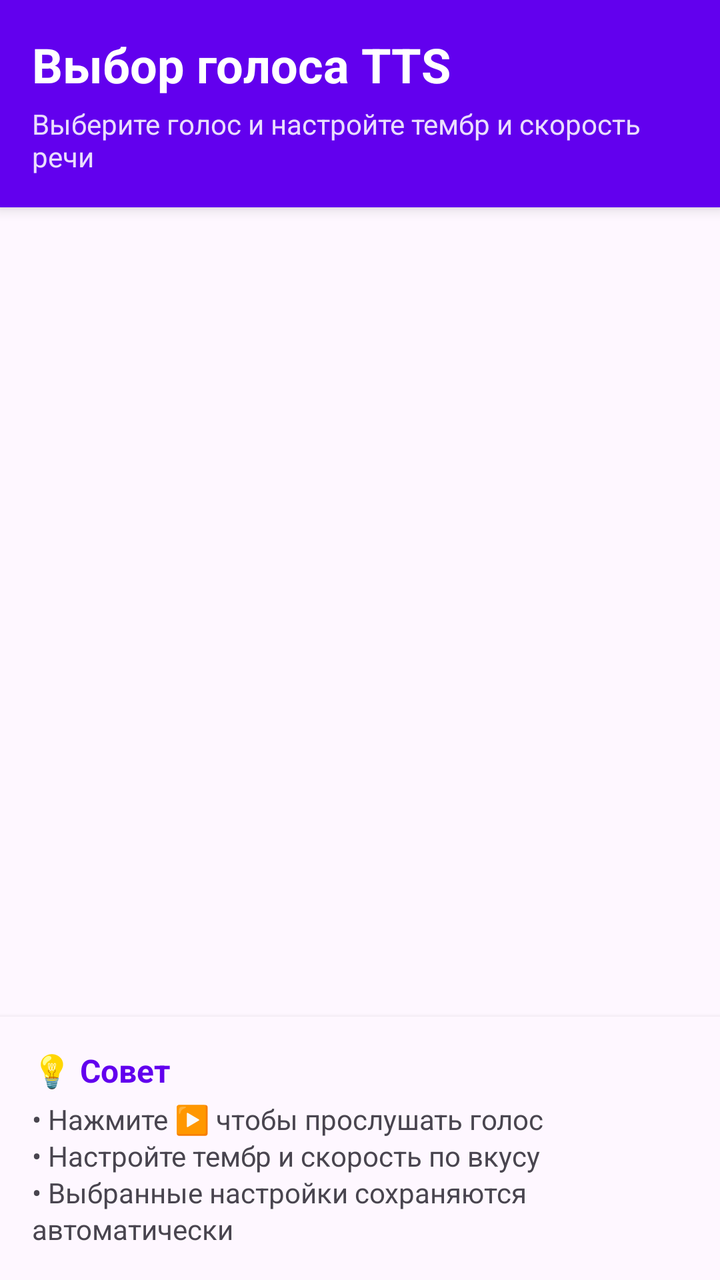
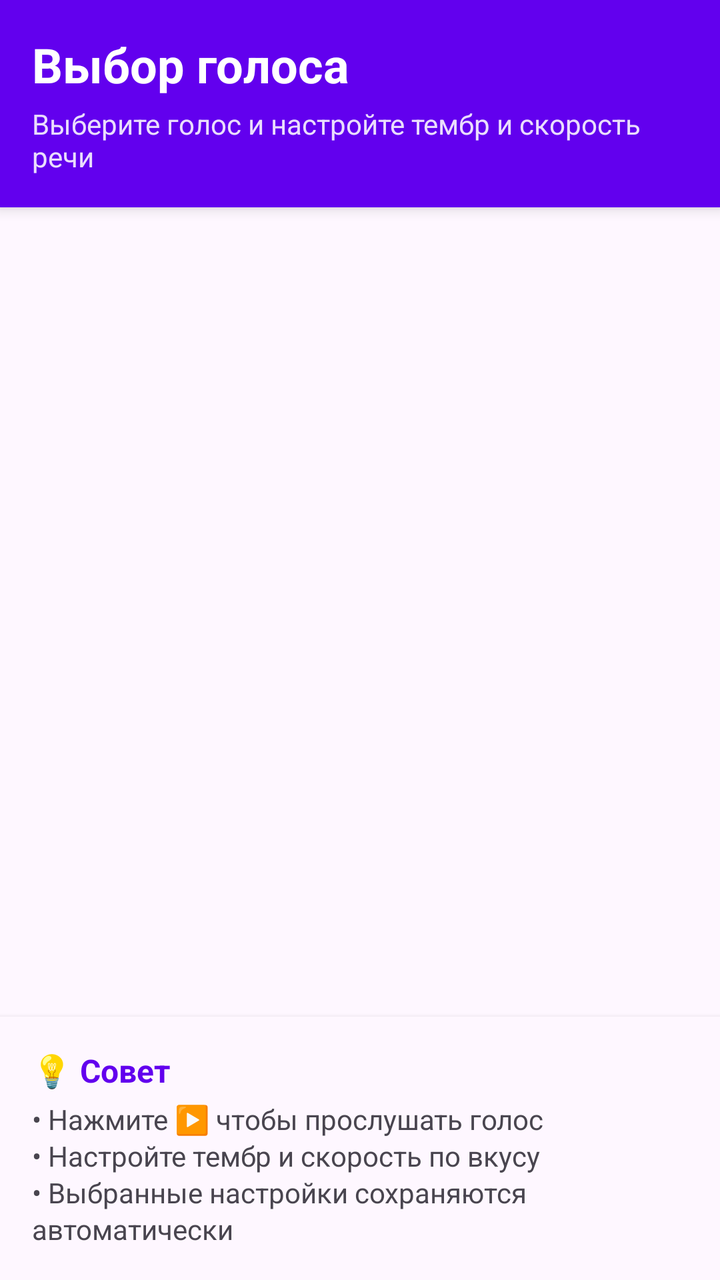

Compare the two renders of this Android layout. The source of the first and the diff that turns it into the second are given below.
<!-- AndroidManifest.xml: application theme Theme.TelegramNewsReader -->
<!-- res/layout/activity_voice_selection.xml -->
<?xml version="1.0" encoding="utf-8"?>
<LinearLayout xmlns:android="http://schemas.android.com/apk/res/android"
    android:id="@+id/main"
    android:layout_width="match_parent"
    android:layout_height="match_parent"
    android:orientation="vertical"
    android:background="?android:attr/colorBackground">

    
    <LinearLayout
        android:layout_width="match_parent"
        android:layout_height="wrap_content"
        android:orientation="vertical"
        android:padding="16dp"
        android:background="?attr/colorPrimary"
        android:elevation="4dp">

        <TextView
            android:layout_width="wrap_content"
            android:layout_height="wrap_content"
            android:text="Выбор голоса TTS"
            android:textSize="24sp"
            android:textStyle="bold"
            android:textColor="?attr/colorOnPrimary" />

        <TextView
            android:layout_width="wrap_content"
            android:layout_height="wrap_content"
            android:text="Выберите голос и настройте тембр и скорость речи"
            android:textSize="14sp"
            android:textColor="?attr/colorOnPrimary"
            android:layout_marginTop="4dp"
            android:alpha="0.87" />
    </LinearLayout>

    
    <androidx.recyclerview.widget.RecyclerView
        android:id="@+id/recyclerVoices"
        android:layout_width="match_parent"
        android:layout_height="0dp"
        android:layout_weight="1"
        android:scrollbars="vertical"
        android:clipToPadding="false"
        android:paddingTop="8dp"
        android:paddingBottom="8dp" />

    
    <LinearLayout
        android:layout_width="match_parent"
        android:layout_height="wrap_content"
        android:orientation="vertical"
        android:padding="16dp"
        android:background="?attr/colorSurface"
        android:elevation="4dp">

        <TextView
            android:layout_width="wrap_content"
            android:layout_height="wrap_content"
            android:text="💡 Совет"
            android:textStyle="bold"
            android:textColor="?attr/colorPrimary"
            android:textSize="16sp" />

        <TextView
            android:layout_width="wrap_content"
            android:layout_height="wrap_content"
            android:text="• Нажмите ▶️ чтобы прослушать голос\n• Настройте тембр и скорость по вкусу\n• Выбранные настройки сохраняются автоматически"
            android:textSize="14sp"
            android:textColor="?android:attr/textColorSecondary"
            android:layout_marginTop="4dp"
            android:lineSpacingExtra="2dp" />
    </LinearLayout>
</LinearLayout>
<!-- resources referenced by this layout -->
<resources>
  <style name="Theme.TelegramNewsReader" parent="Theme.Material3.DayNight">
          <item name="colorPrimary">@color/purple_500</item>
          <item name="colorPrimaryVariant">@color/purple_700</item>
          <item name="colorOnPrimary">@color/white</item>
          <item name="android:statusBarColor">?attr/colorPrimaryVariant</item>
      </style>
  <color name="purple_500">#FF6200EE</color>
  <color name="purple_700">#FF3700B3</color>
  <color name="white">#FFFFFFFF</color>
</resources>

<!-- the commit's change to res/layout/activity_voice_selection.xml (unified diff, before → after) -->
@@ -18,7 +18,7 @@
         <TextView
             android:layout_width="wrap_content"
             android:layout_height="wrap_content"
-            android:text="Выбор голоса TTS"
+            android:text="Выбор голоса"
             android:textSize="24sp"
             android:textStyle="bold"
             android:textColor="?attr/colorOnPrimary" />
